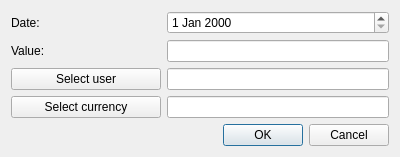
Above: OrmasAdmin/OrmasAdmin/CreatePmtDlg.ui from Dalerjon/TheOrmasProejct before the change. Below: the same form after it.
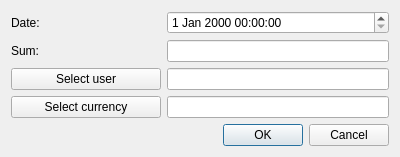
That is the form after the change.

```diff
--- a/OrmasAdmin/OrmasAdmin/CreatePmtDlg.ui
+++ b/OrmasAdmin/OrmasAdmin/CreatePmtDlg.ui
@@ -90,7 +90,7 @@
    <item row="2" column="0">
     <widget class="QLabel" name="valieLb">
      <property name="text">
-      <string>Value:</string>
+      <string>Sum:</string>
      </property>
     </widget>
    </item>
@@ -108,9 +108,6 @@
      </property>
     </widget>
    </item>
-   <item row="0" column="1">
-    <widget class="QDateEdit" name="dateEdit"/>
-   </item>
    <item row="4" column="0">
     <widget class="QPushButton" name="userBtn">
      <property name="minimumSize">
@@ -124,6 +121,9 @@
      </property>
     </widget>
    </item>
+   <item row="0" column="1">
+    <widget class="QDateTimeEdit" name="dateEdit"/>
+   </item>
   </layout>
  </widget>
  <tabstops>
```
Left out of the diff: 1 changed line with no effect on the pictures.
